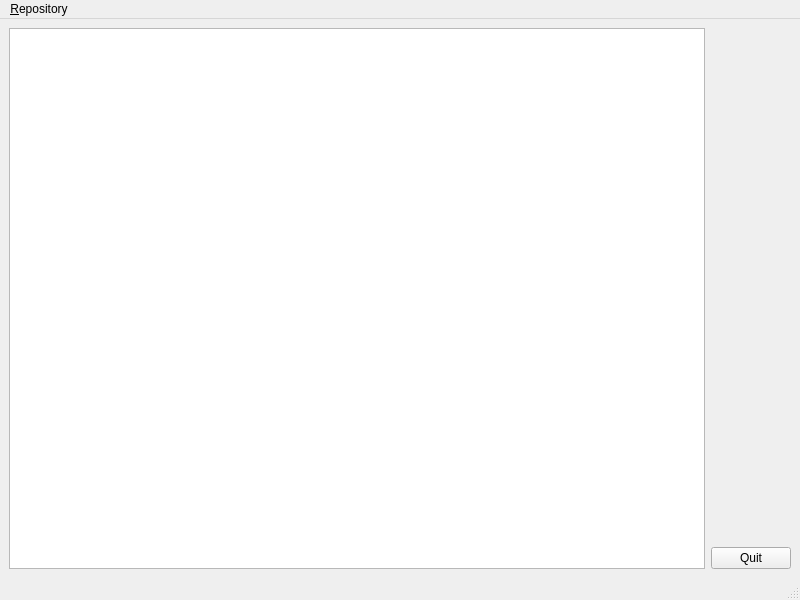
OpenDDS/OpenDDS, file tools/odds_monitor/Monitor.ui: the form before one commit.
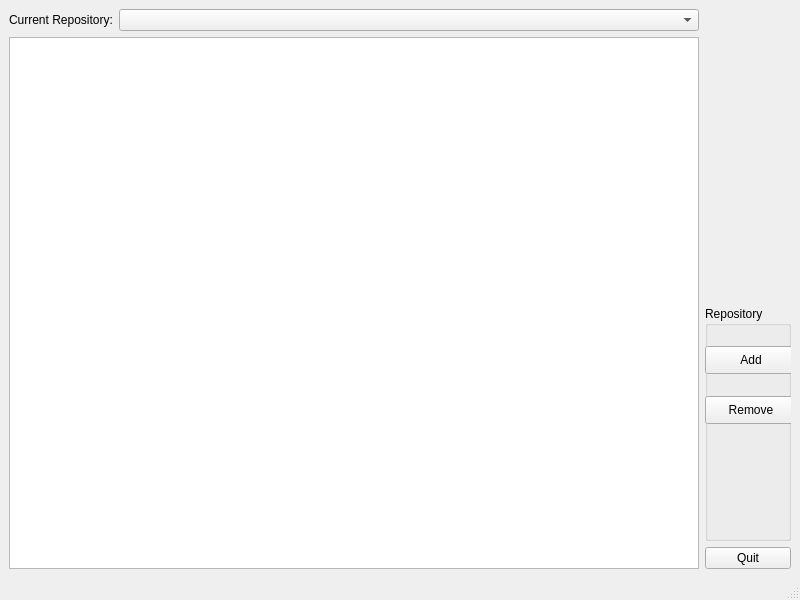
The form after the commit.

The edit to the form file:
```diff
--- a/tools/odds_monitor/Monitor.ui
+++ b/tools/odds_monitor/Monitor.ui
@@ -18,29 +18,91 @@
   </property>
   <widget class="QWidget" name="centralwidget">
    <layout class="QGridLayout" name="gridLayout">
-    <item row="0" column="0">
+    <item row="2" column="0" rowspan="2">
      <widget class="QTreeView" name="repoView"/>
     </item>
-    <item row="0" column="1">
-     <layout class="QVBoxLayout" name="verticalLayout">
+    <item row="3" column="1">
+     <layout class="QVBoxLayout" name="verticalLayout" stretch="0,0">
       <item>
-       <spacer name="verticalSpacer">
-        <property name="orientation">
-         <enum>Qt::Vertical</enum>
+       <widget class="QGroupBox" name="groupBox">
+        <property name="title">
+         <string>Repository</string>
         </property>
-        <property name="sizeHint" stdset="0">
-         <size>
-          <width>20</width>
-          <height>40</height>
-         </size>
+        <property name="flat">
+         <bool>false</bool>
         </property>
-       </spacer>
+        <widget class="QPushButton" name="repoAddButton">
+         <property name="geometry">
+          <rect>
+           <x>0</x>
+           <y>40</y>
+           <width>92</width>
+           <height>28</height>
+          </rect>
+         </property>
+         <property name="text">
+          <string>Add</string>
+         </property>
+         <property name="shortcut">
+          <string>Ctrl+A</string>
+         </property>
+        </widget>
+        <widget class="QPushButton" name="repoRemoveButton">
+         <property name="geometry">
+          <rect>
+           <x>0</x>
+           <y>90</y>
+           <width>92</width>
+           <height>28</height>
+          </rect>
+         </property>
+         <property name="text">
+          <string>Remove</string>
+         </property>
+         <property name="shortcut">
+          <string>Ctrl+R</string>
+         </property>
+        </widget>
+       </widget>
       </item>
       <item>
        <widget class="QPushButton" name="quitButton">
         <property name="text">
          <string>Quit</string>
         </property>
+        <property name="shortcut">
+         <string>Ctrl+Q</string>
+        </property>
+       </widget>
+      </item>
+     </layout>
+    </item>
+    <item row="1" column="0">
+     <layout class="QHBoxLayout" name="horizontalLayout">
+      <item>
+       <widget class="QLabel" name="label">
+        <property name="text">
+         <string>Current Repository:</string>
+        </property>
+       </widget>
+      </item>
+      <item>
+       <widget class="QComboBox" name="repoSelection">
+        <property name="sizePolicy">
+         <sizepolicy hsizetype="Preferred" vsizetype="Fixed">
+          <horstretch>1</horstretch>
+          <verstretch>0</verstretch>
+         </sizepolicy>
+        </property>
+        <property name="toolTip">
+         <string>repository to monitor</string>
+        </property>
+        <property name="statusTip">
+         <string>Select a repository to monitor</string>
+        </property>
+        <property name="minimumContentsLength">
+         <number>0</number>
+        </property>
        </widget>
       </item>
      </layout>
@@ -56,22 +118,6 @@
      <height>25</height>
     </rect>
    </property>
-   <widget class="QMenu" name="menuRepository">
-    <property name="title">
-     <string>&amp;Repository</string>
-    </property>
-    <widget class="QMenu" name="menuIOR">
-     <property name="title">
-      <string>&amp;IOR ...</string>
-     </property>
-     <addaction name="actionIOR_String"/>
-     <addaction name="actionIOR_File"/>
-    </widget>
-    <addaction name="menuIOR"/>
-    <addaction name="separator"/>
-    <addaction name="actionQuit"/>
-   </widget>
-   <addaction name="menuRepository"/>
   </widget>
   <widget class="QStatusBar" name="statusbar">
    <property name="toolTip">
```
Left out of the diff: 24 changed lines with no effect on the pictures.
